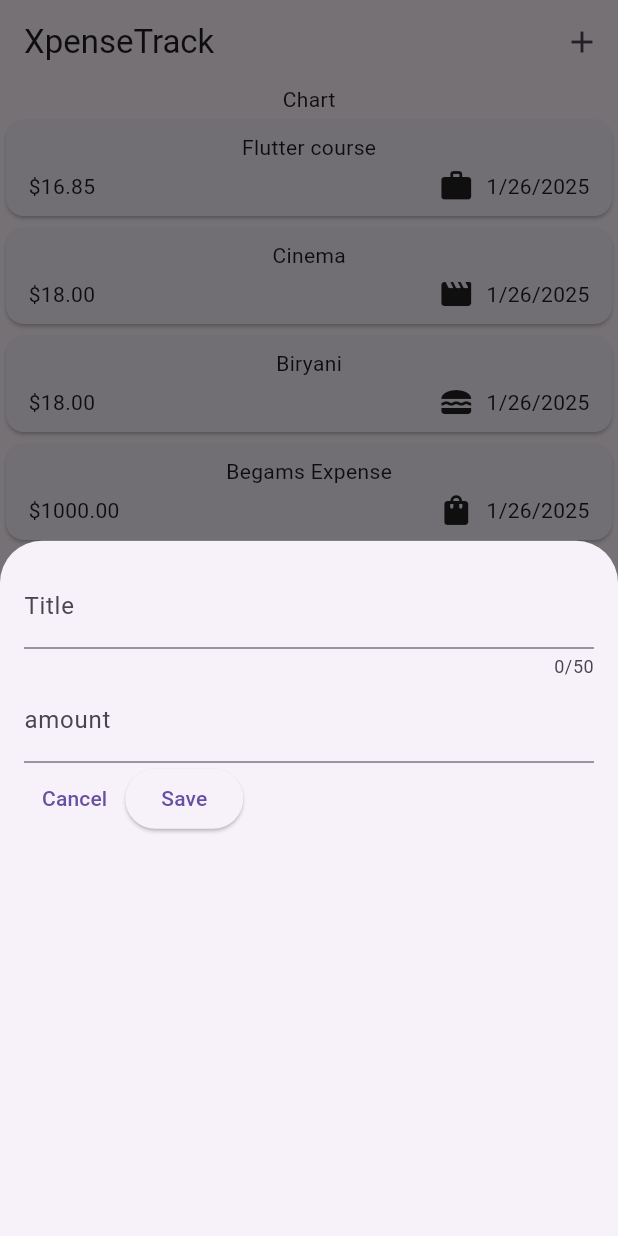
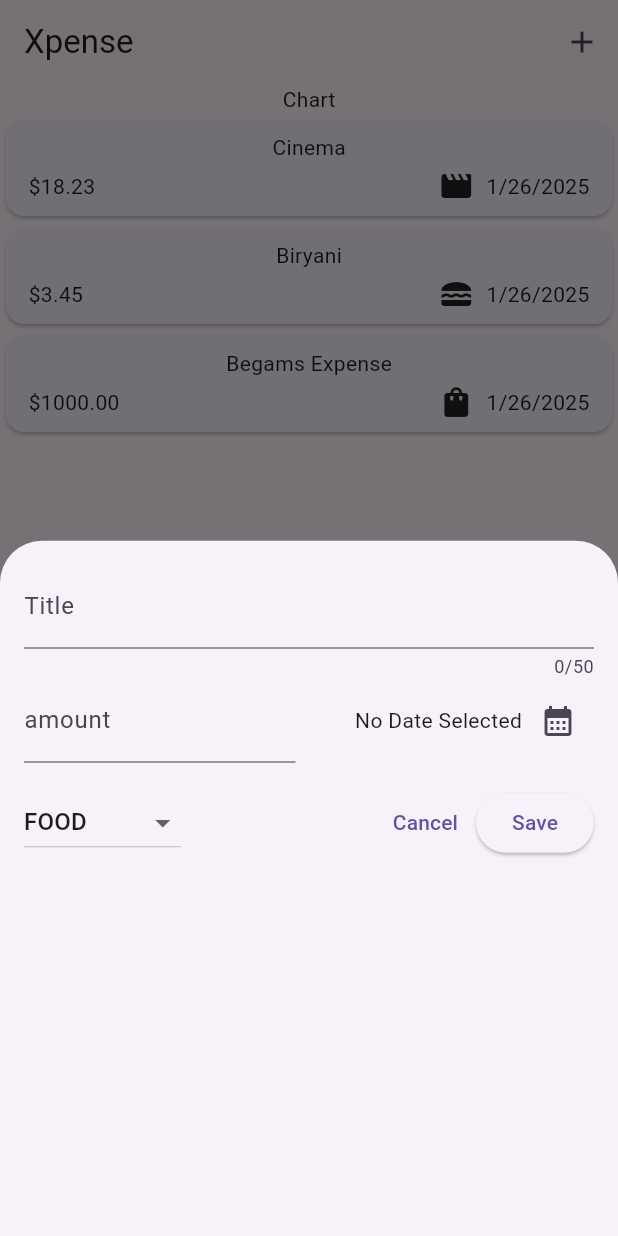
Before and after one commit to MuhammadAhmadd1/Xpense_tracker, a Flutter app: the screen it shows after launch, after a tap on the "add" icon, on a phone screen of 412 x 824 dp. Run offline on Flutter 3.47's test engine with Material 3 defaults, Android fonts, the phone set to English and light mode, and no system bars.

Commit message:
drop down, icon category, dateTime picker

```diff
--- a/lib/widgets/expenses.dart
+++ b/lib/widgets/expenses.dart
@@ -15,18 +15,13 @@
 class _ExpensesState extends State<Expenses> {
   final List<ExpenseStructure> _registeredExpense = [
     ExpenseStructure(
-        title: 'Flutter course',
-        amount: 16.85,
-        date: DateTime.now(),
-        category: Category.work),
-    ExpenseStructure(
         title: 'Cinema',
-        amount: 18,
+        amount: 18.23,
         date: DateTime.now(),
         category: Category.leisure),
     ExpenseStructure(
         title: 'Biryani',
-        amount: 18,
+        amount: 3.45,
         date: DateTime.now(),
         category: Category.food),
     ExpenseStructure(
@@ -47,7 +42,7 @@
   Widget build(BuildContext context) {
     return Scaffold(
       appBar: AppBar(
-        title: Text('XpenseTrack'),
+        title: Text('Xpense'),
         actions: [
           IconButton(
             onPressed: _openAddExpenseOverLay,
--- a/lib/widgets/new_expense.dart
+++ b/lib/widgets/new_expense.dart
@@ -1,5 +1,5 @@
-import 'package:flutter/foundation.dart';
 import 'package:flutter/material.dart';
+import 'package:xtrack/modle/expense_structure.dart';
 
 class NewExpense extends StatefulWidget {
   const NewExpense({super.key});
@@ -11,6 +11,23 @@
 class _NewExpenseState extends State<NewExpense> {
   final _titleController = TextEditingController();
   final _amountController = TextEditingController();
+  DateTime? _selectedDate;
+  Category _selectedCategory = Category.food;
+
+  void _presentDatePicker() async {
+    final now = DateTime.now();
+    final firstDate = DateTime(now.year - 1, now.month, now.day);
+
+    final pickedDate = await showDatePicker(
+        context: context,
+        initialDate: now,
+        firstDate: firstDate,
+        lastDate: now);
+
+    setState(() {
+      _selectedDate = pickedDate;
+    });
+  }
 
 //dispose is called automatically by flutter when the widget & it's state are about to be destroyed(removed from UI)
 //In this case it will be called when _openAddExpenseOverLay is removed by the user
@@ -34,7 +51,10 @@
               label: Text('Title'),
             ),
           ),
-          TextField(
+          Row(
+            children: [
+              Expanded(
+                child: TextField(
                   controller: _amountController,
                   keyboardType: TextInputType.number,
                   decoration: InputDecoration(
@@ -42,10 +62,56 @@
                     label: Text('amount'),
                   ),
                 ),
+              ),
+              SizedBox(width: 18),
+              Expanded(
+                  child: Row(
+                mainAxisAlignment: MainAxisAlignment.end,
+                crossAxisAlignment: CrossAxisAlignment.center,
+                children: [
+                  Text(
+                    _selectedDate == null
+                        ? 'No Date Selected'
+                        : formatter.format(_selectedDate!),
+                  ),
+                  IconButton(
+                    onPressed: () {
+                      _presentDatePicker();
+                    },
+                    icon: Icon(Icons.calendar_month),
+                  ),
+                ],
+              ))
+            ],
+          ),
+          const SizedBox(height: 16),
           Row(
             children: [
+              DropdownButton(
+                  value: _selectedCategory,
+                  items: Category.values
+                      .map(
+                        (category) => DropdownMenuItem(
+                          value: category,
+                          child: Text(
+                            category.name.toUpperCase(),
+                          ),
+                        ),
+                      )
+                      .toList(),
+                  onChanged: (value) {
+                    if (value == null) {
+                      return;
+                    }
+                    setState(() {
+                      _selectedCategory = value;
+                    });
+                  }),
+              const Spacer(),
               TextButton(
-                onPressed: () {},
+                onPressed: () {
+                  Navigator.pop(context);
+                },
                 child: Text('Cancel'),
               ),
               ElevatedButton(
```
Lines whose indentation alone changed are shown as unchanged.
